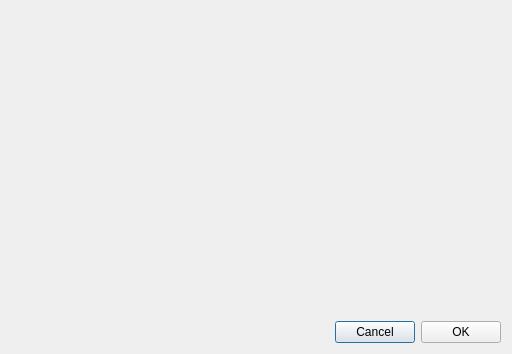
First picture: the form in dialogdumpprocessmemory.ui, repository horsicq/XProcessWidget, before the edit.
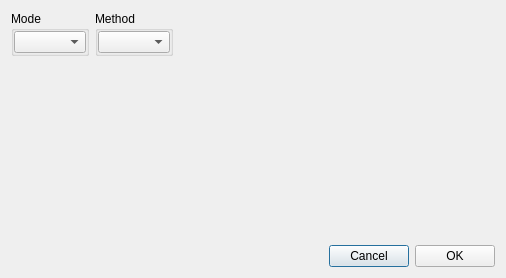
Second picture: the form after the edit.

```diff
--- a/dialogdumpprocessmemory.ui
+++ b/dialogdumpprocessmemory.ui
@@ -9,8 +9,8 @@
    <rect>
     <x>0</x>
     <y>0</y>
-    <width>512</width>
-    <height>354</height>
+    <width>506</width>
+    <height>278</height>
    </rect>
   </property>
   <property name="windowTitle">
@@ -19,7 +19,72 @@
   <property name="modal">
    <bool>true</bool>
   </property>
-  <layout class="QVBoxLayout" name="verticalLayout">
+  <layout class="QVBoxLayout" name="verticalLayout_3">
+   <item>
+    <layout class="QHBoxLayout" name="horizontalLayout_2">
+     <item>
+      <widget class="QGroupBox" name="groupBoxMode">
+       <property name="title">
+        <string>Mode</string>
+       </property>
+       <layout class="QVBoxLayout" name="verticalLayout">
+        <property name="leftMargin">
+         <number>0</number>
+        </property>
+        <property name="topMargin">
+         <number>0</number>
+        </property>
+        <property name="rightMargin">
+         <number>0</number>
+        </property>
+        <property name="bottomMargin">
+         <number>0</number>
+        </property>
+        <item>
+         <widget class="QComboBox" name="comboBoxMode"/>
+        </item>
+       </layout>
+      </widget>
+     </item>
+     <item>
+      <widget class="QGroupBox" name="groupBoxMethod">
+       <property name="title">
+        <string>Method</string>
+       </property>
+       <layout class="QVBoxLayout" name="verticalLayout_2">
+        <property name="leftMargin">
+         <number>0</number>
+        </property>
+        <property name="topMargin">
+         <number>0</number>
+        </property>
+        <property name="rightMargin">
+         <number>0</number>
+        </property>
+        <property name="bottomMargin">
+         <number>0</number>
+        </property>
+        <item>
+         <widget class="QComboBox" name="comboBoxMethod"/>
+        </item>
+       </layout>
+      </widget>
+     </item>
+     <item>
+      <spacer name="horizontalSpacer_2">
+       <property name="orientation">
+        <enum>Qt::Horizontal</enum>
+       </property>
+       <property name="sizeHint" stdset="0">
+        <size>
+         <width>40</width>
+         <height>20</height>
+        </size>
+       </property>
+      </spacer>
+     </item>
+    </layout>
+   </item>
    <item>
     <spacer name="verticalSpacer">
      <property name="orientation">
@@ -28,7 +93,7 @@
      <property name="sizeHint" stdset="0">
       <size>
        <width>20</width>
-       <height>301</height>
+       <height>177</height>
       </size>
      </property>
     </spacer>
```
